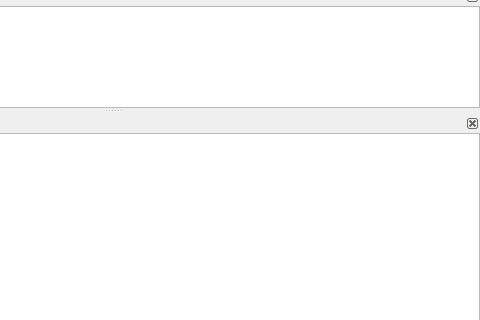
Qt form src/mumble/MainWindow.ui (gavmac11/mumble) before a commit; both pictures show x 255 to 735 and y 127 to 447 of the 735 by 447 pixel window.
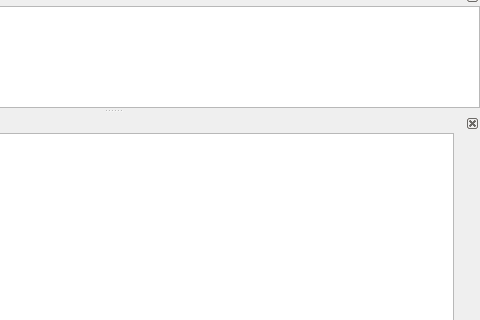
The same form after that commit. Icons and pictures are not drawn. Custom widgets are drawn as their Qt base class.

Commit message: FEAT(file-transfer): Chat UI — drag & drop, paperclip, live file cards

```diff
--- a/src/mumble/MainWindow.ui
+++ b/src/mumble/MainWindow.ui
@@ -150,6 +150,30 @@
    <attribute name="dockWidgetArea">
     <number>1</number>
    </attribute>
+   <widget class="QWidget" name="qwChatBar" native="true">
+    <property name="sizePolicy">
+     <sizepolicy hsizetype="Preferred" vsizetype="Preferred">
+      <horstretch>0</horstretch>
+      <verstretch>0</verstretch>
+     </sizepolicy>
+    </property>
+    <layout class="QHBoxLayout" name="hlChatBar">
+     <property name="leftMargin">
+      <number>0</number>
+     </property>
+     <property name="topMargin">
+      <number>0</number>
+     </property>
+     <property name="rightMargin">
+      <number>0</number>
+     </property>
+     <property name="bottomMargin">
+      <number>0</number>
+     </property>
+     <property name="spacing">
+      <number>2</number>
+     </property>
+     <item>
    <widget class="ChatbarTextEdit" name="qteChat">
     <property name="sizePolicy">
      <sizepolicy hsizetype="Expanding" vsizetype="MinimumExpanding">
@@ -169,6 +193,22 @@
     <property name="acceptRichText">
      <bool>false</bool>
     </property>
+      </widget>
+     </item>
+     <item>
+      <widget class="QToolButton" name="qtbSendFile">
+       <property name="toolTip">
+        <string>Send a file to the channel</string>
+       </property>
+       <property name="accessibleName">
+        <string>Send a file to the channel</string>
+       </property>
+       <property name="autoRaise">
+        <bool>true</bool>
+       </property>
+      </widget>
+     </item>
+    </layout>
    </widget>
   </widget>
   <widget class="QToolBar" name="qtIconToolbar">
```
Lines whose indentation alone changed are shown as unchanged. The commit also changes 17 other files.
